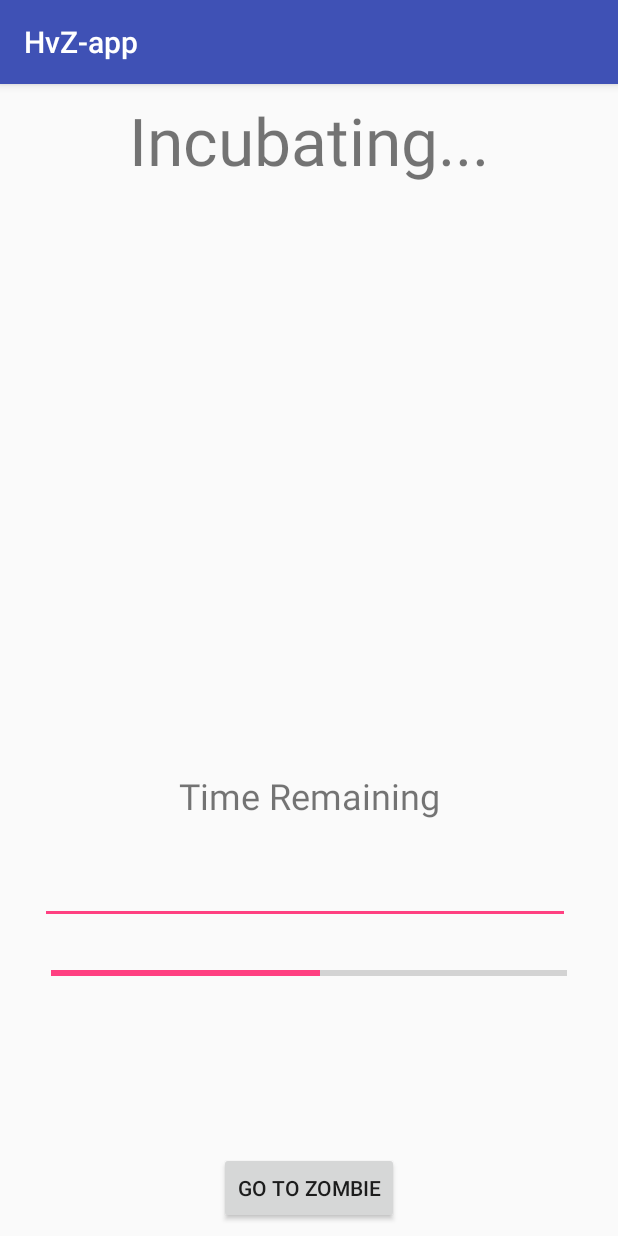
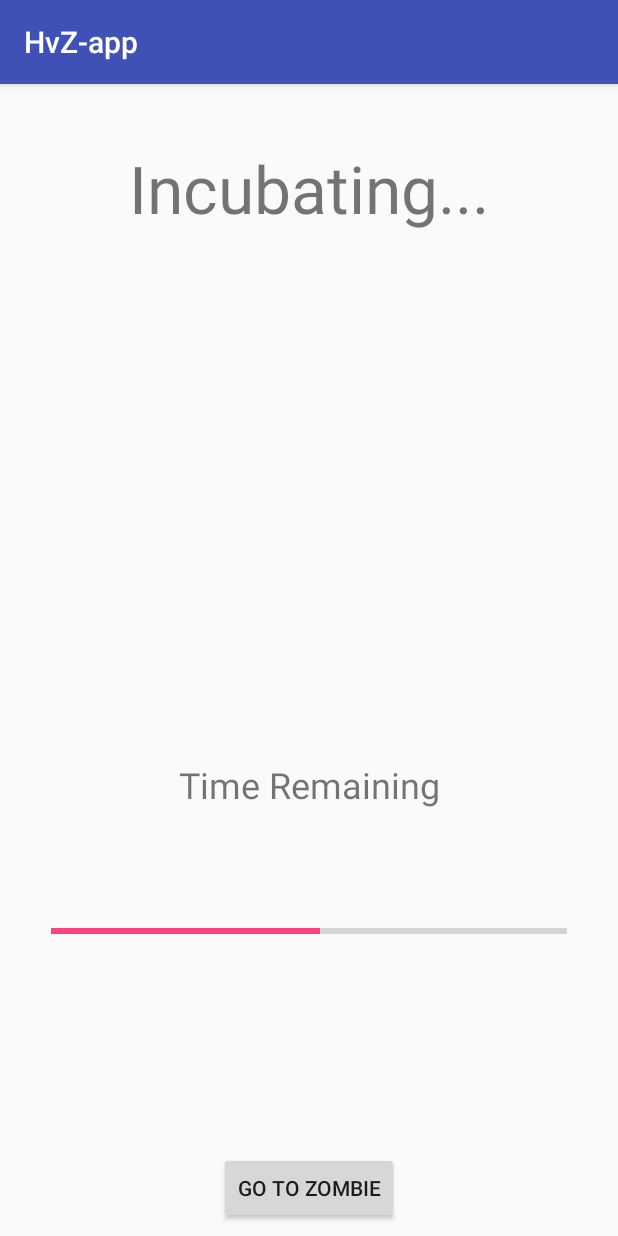
Before and after one commit to rohan-d3v/HvZ_android, an Android app: the IncubatingActivity screen opened directly, with no data from a screen before it, on a phone screen of 412 x 824 dp. Run offline under Robolectric (Android 15) with nearby library versions, the phone set to English and light mode, and no system bars; 1 statement that could not run was skipped.

Commit message:
refactoring, making things compile, misc clean up
Why wasn't this compiling???

```diff
--- a/app/src/main/java/edu/acase/hvz/hvz_app/ZombieActivity.java
+++ b/app/src/main/java/edu/acase/hvz/hvz_app/ZombieActivity.java
@@ -74,7 +74,7 @@ public class ZombieActivity extends AppCompatActivity implements OnMapReadyCallb
     @Override
     protected void onCreate(Bundle savedInstanceState) {
         super.onCreate(savedInstanceState);
-        setContentView(R.layout.activity_z);
+        setContentView(R.layout.activity_zombie);
 
         MapFragment mapFragment = (MapFragment) getFragmentManager().findFragmentById(R.id.map);
         mapFragment.getMapAsync(this);
@@ -110,8 +110,8 @@ public class ZombieActivity extends AppCompatActivity implements OnMapReadyCallb
         });
         caughtButton.setOnClickListener(new View.OnClickListener() {
             public void onClick(View v) {
-                Intent i = new Intent(getApplicationContext(),StunnedActivity.class);
-                startActivity(i);
+                startActivity(new Intent(getApplicationContext(), StunnedActivity.class));
+                finish(); //prevent back button
             }
         });
     }
--- a/app/src/main/res/layout/activity_incubating.xml
+++ b/app/src/main/res/layout/activity_incubating.xml
@@ -10,20 +10,18 @@
         android:id="@+id/textView"
         android:layout_width="wrap_content"
         android:layout_height="wrap_content"
+        android:layout_marginLeft="8dp"
+        android:layout_marginRight="8dp"
+        android:layout_marginTop="40dp"
         android:text="Incubating..."
         android:textAlignment="center"
         android:textSize="44sp"
-        android:layout_marginLeft="8dp"
         app:layout_constraintLeft_toLeftOf="parent"
-        android:layout_marginRight="8dp"
         app:layout_constraintRight_toRightOf="parent"
-        app:layout_constraintTop_toTopOf="parent"
-        android:layout_marginTop="8dp"
-        android:layout_marginStart="8dp"
-        android:layout_marginEnd="8dp" />
+        app:layout_constraintTop_toTopOf="parent" />
 
     <TextView
-        android:id="@+id/textView2"
+        android:id="@+id/timeRemainingMsg"
         android:layout_width="wrap_content"
         android:layout_height="wrap_content"
         android:layout_marginBottom="8dp"
@@ -33,7 +31,7 @@
         android:text="Time Remaining"
         android:textSize="24sp"
         android:visibility="visible"
-        app:layout_constraintBottom_toTopOf="@+id/timeRemaining"
+        app:layout_constraintBottom_toTopOf="@+id/timer"
         app:layout_constraintLeft_toLeftOf="parent"
         app:layout_constraintRight_toRightOf="parent"
         app:layout_constraintTop_toBottomOf="@+id/textView"
@@ -41,24 +39,22 @@
         android:layout_marginStart="8dp"
         android:layout_marginEnd="8dp" />
 
-    <EditText
-        android:id="@+id/timeRemaining"
+    <TextView
+        android:id="@+id/timer"
         android:layout_width="wrap_content"
         android:layout_height="wrap_content"
+        android:layout_marginBottom="236dp"
+        android:layout_marginLeft="8dp"
+        android:layout_marginRight="8dp"
         android:ems="10"
         android:inputType="time"
         android:textAlignment="center"
         android:textSize="30sp"
-        tools:text="0:00:00"
-        android:layout_marginLeft="8dp"
+        app:layout_constraintBottom_toBottomOf="parent"
+        app:layout_constraintHorizontal_bias="0.444"
         app:layout_constraintLeft_toLeftOf="parent"
-        android:layout_marginRight="8dp"
         app:layout_constraintRight_toRightOf="parent"
-        app:layout_constraintHorizontal_bias="0.444"
-        app:layout_constraintBottom_toBottomOf="parent"
-        android:layout_marginBottom="208dp"
-        android:layout_marginStart="8dp"
-        android:layout_marginEnd="8dp" />
+        tools:text="0:00:00" />
 
     <ProgressBar
         android:id="@+id/progressBar"
@@ -73,7 +69,7 @@
         android:progress="52"
         app:layout_constraintLeft_toLeftOf="parent"
         app:layout_constraintRight_toRightOf="parent"
-        app:layout_constraintTop_toBottomOf="@+id/timeRemaining"
+        app:layout_constraintTop_toBottomOf="@+id/timer"
         tools:visibility="visible" />
 
     <Button
--- a/app/src/main/res/layout/content_edit.xml
+++ b/app/src/main/res/layout/content_edit.xml
@@ -5,9 +5,8 @@
     android:layout_width="match_parent"
     android:layout_height="match_parent"
     app:layout_behavior="@string/appbar_scrolling_view_behavior"
-    tools:context="edu.acase.hvz.hvz_app.editActivity"
+    tools:context="edu.acase.hvz.hvz_app.EditActivity"
     tools:showIn="@layout/activity_edit">
-    <?xml version="1.0" encoding="utf-8"?>
     <LinearLayout xmlns:android="http://schemas.android.com/apk/res/android"
         android:layout_width="match_parent"
         android:layout_height="match_parent"
--- a/app/src/main/res/layout/content_z.xml
+++ b/app/src/main/res/layout/content_zombie.xml
@@ -6,6 +6,6 @@
     android:layout_height="match_parent"
     app:layout_behavior="@string/appbar_scrolling_view_behavior"
     tools:context="edu.acase.hvz.hvz_app.ZombieActivity"
-    tools:showIn="@layout/activity_z">
+    tools:showIn="@layout/activity_zombie">
 
 </android.support.constraint.ConstraintLayout>
```
Also changed, not shown: app/src/main/java/edu/acase/hvz/hvz_app/EditActivity.java (renamed from app/src/main/java/edu/acase/hvz/hvz_app/editActivity.java, +11 -4 lines), app/src/main/java/edu/acase/hvz/hvz_app/MapsActivity.java (+9 -0 lines), app/src/main/res/layout/activity_stunned.xml (+37 -38 lines), app/src/main/res/layout/activity_zombie.xml (renamed from app/src/main/res/layout/activity_z.xml), 1 other file.
